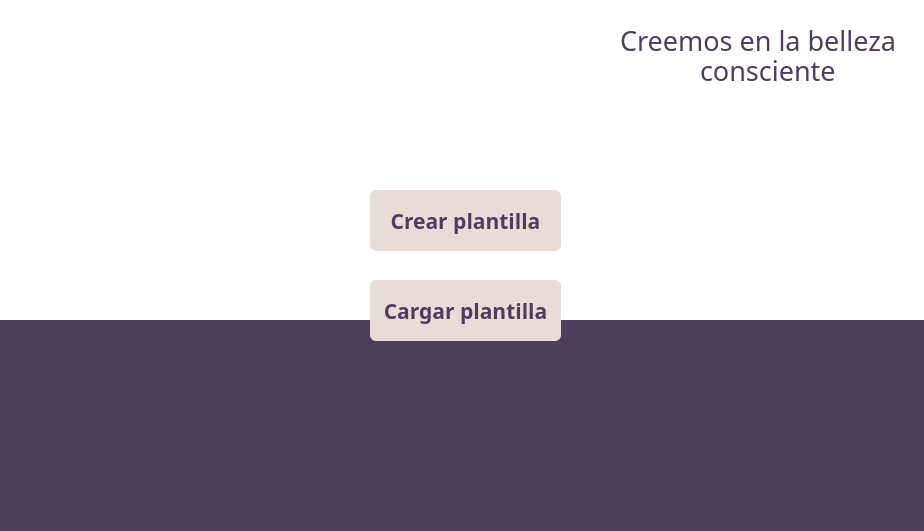
The window that src/gui/mainWindow.ui (Lolitor777/BysRot) describes before a commit, drawn with Qt 5.
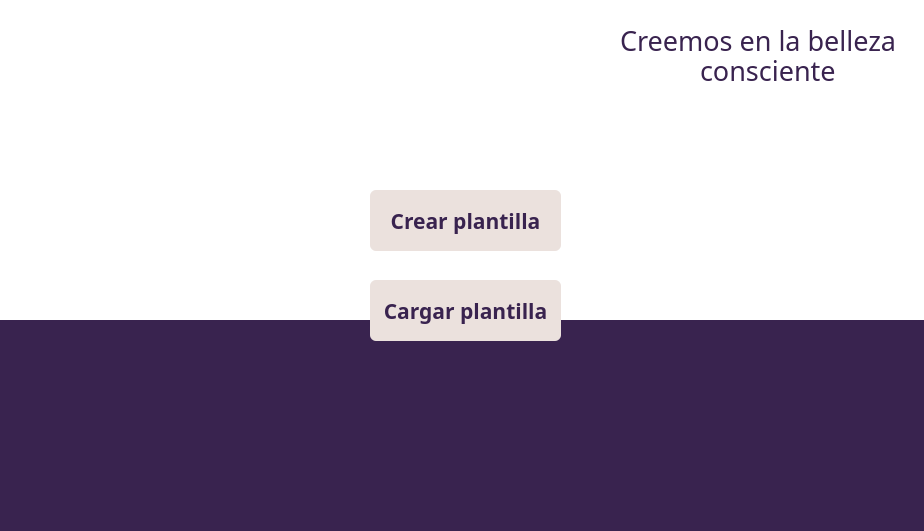
The same window after the commit. Icons and pictures are not drawn.

What changed in the file:
```diff
--- a/src/gui/mainWindow.ui
+++ b/src/gui/mainWindow.ui
@@ -68,63 +68,63 @@
       <colorrole role="WindowText">
        <brush brushstyle="SolidPattern">
         <color alpha="255">
-         <red>78</red>
-         <green>62</green>
-         <blue>94</blue>
+         <red>57</red>
+         <green>35</green>
+         <blue>79</blue>
         </color>
        </brush>
       </colorrole>
       <colorrole role="Button">
        <brush brushstyle="SolidPattern">
         <color alpha="255">
-         <red>232</red>
-         <green>220</green>
-         <blue>216</blue>
+         <red>235</red>
+         <green>225</green>
+         <blue>221</blue>
         </color>
        </brush>
       </colorrole>
       <colorrole role="Text">
        <brush brushstyle="SolidPattern">
         <color alpha="255">
-         <red>78</red>
-         <green>62</green>
-         <blue>94</blue>
+         <red>57</red>
+         <green>35</green>
+         <blue>79</blue>
         </color>
        </brush>
       </colorrole>
       <colorrole role="ButtonText">
        <brush brushstyle="SolidPattern">
         <color alpha="255">
-         <red>78</red>
-         <green>62</green>
-         <blue>94</blue>
+         <red>57</red>
+         <green>35</green>
+         <blue>79</blue>
         </color>
        </brush>
       </colorrole>
       <colorrole role="Base">
        <brush brushstyle="SolidPattern">
         <color alpha="255">
-         <red>232</red>
-         <green>220</green>
-         <blue>216</blue>
+         <red>235</red>
+         <green>225</green>
+         <blue>221</blue>
         </color>
        </brush>
       </colorrole>
       <colorrole role="Window">
        <brush brushstyle="SolidPattern">
         <color alpha="255">
-         <red>232</red>
-         <green>220</green>
-         <blue>216</blue>
+         <red>235</red>
+         <green>225</green>
+         <blue>221</blue>
         </color>
        </brush>
       </colorrole>
       <colorrole role="PlaceholderText">
        <brush brushstyle="SolidPattern">
         <color alpha="128">
-         <red>78</red>
-         <green>62</green>
-         <blue>94</blue>
+         <red>57</red>
+         <green>35</green>
+         <blue>79</blue>
         </color>
        </brush>
       </colorrole>
@@ -133,63 +133,63 @@
       <colorrole role="WindowText">
        <brush brushstyle="SolidPattern">
         <color alpha="255">
-         <red>78</red>
-         <green>62</green>
-         <blue>94</blue>
+         <red>57</red>
+         <green>35</green>
+         <blue>79</blue>
         </color>
        </brush>
       </colorrole>
       <colorrole role="Button">
        <brush brushstyle="SolidPattern">
         <color alpha="255">
-         <red>232</red>
-         <green>220</green>
-         <blue>216</blue>
+         <red>235</red>
+         <green>225</green>
+         <blue>221</blue>
         </color>
        </brush>
       </colorrole>
       <colorrole role="Text">
        <brush brushstyle="SolidPattern">
         <color alpha="255">
-         <red>78</red>
-         <green>62</green>
-         <blue>94</blue>
+         <red>57</red>
+         <green>35</green>
+         <blue>79</blue>
         </color>
        </brush>
       </colorrole>
       <colorrole role="ButtonText">
        <brush brushstyle="SolidPattern">
         <color alpha="255">
-         <red>78</red>
-         <green>62</green>
-         <blue>94</blue>
+         <red>57</red>
+         <green>35</green>
+         <blue>79</blue>
         </color>
        </brush>
       </colorrole>
       <colorrole role="Base">
        <brush brushstyle="SolidPattern">
         <color alpha="255">
-         <red>232</red>
-         <green>220</green>
-         <blue>216</blue>
+         <red>235</red>
+         <green>225</green>
+         <blue>221</blue>
         </color>
        </brush>
       </colorrole>
       <colorrole role="Window">
        <brush brushstyle="SolidPattern">
         <color alpha="255">
-         <red>232</red>
-         <green>220</green>
-         <blue>216</blue>
+         <red>235</red>
+         <green>225</green>
+         <blue>221</blue>
         </color>
        </brush>
       </colorrole>
       <colorrole role="PlaceholderText">
        <brush brushstyle="SolidPattern">
         <color alpha="128">
-         <red>78</red>
-         <green>62</green>
-         <blue>94</blue>
+         <red>57</red>
+         <green>35</green>
+         <blue>79</blue>
         </color>
        </brush>
       </colorrole>
@@ -198,63 +198,63 @@
       <colorrole role="WindowText">
        <brush brushstyle="SolidPattern">
         <color alpha="255">
-         <red>78</red>
-         <green>62</green>
-         <blue>94</blue>
+         <red>57</red>
+         <green>35</green>
+         <blue>79</blue>
         </color>
        </brush>
       </colorrole>
       <colorrole role="Button">
        <brush brushstyle="SolidPattern">
         <color alpha="255">
-         <red>232</red>
-         <green>220</green>
-         <blue>216</blue>
+         <red>235</red>
+         <green>225</green>
+         <blue>221</blue>
         </color>
        </brush>
       </colorrole>
       <colorrole role="Text">
        <brush brushstyle="SolidPattern">
         <color alpha="255">
-         <red>78</red>
-         <green>62</green>
-         <blue>94</blue>
+         <red>57</red>
+         <green>35</green>
+         <blue>79</blue>
         </color>
        </brush>
       </colorrole>
       <colorrole role="ButtonText">
        <brush brushstyle="SolidPattern">
         <color alpha="255">
-         <red>78</red>
-         <green>62</green>
-         <blue>94</blue>
+         <red>57</red>
+         <green>35</green>
+         <blue>79</blue>
         </color>
        </brush>
       </colorrole>
       <colorrole role="Base">
        <brush brushstyle="SolidPattern">
         <color alpha="255">
-         <red>232</red>
-         <green>220</green>
-         <blue>216</blue>
+         <red>235</red>
+         <green>225</green>
+         <blue>221</blue>
         </color>
        </brush>
       </colorrole>
       <colorrole role="Window">
        <brush brushstyle="SolidPattern">
         <color alpha="255">
-         <red>232</red>
-         <green>220</green>
-         <blue>216</blue>
+         <red>235</red>
+         <green>225</green>
+         <blue>221</blue>
         </color>
        </brush>
       </colorrole>
       <colorrole role="PlaceholderText">
        <brush brushstyle="SolidPattern">
         <color alpha="128">
-         <red>78</red>
-         <green>62</green>
-         <blue>94</blue>
+         <red>57</red>
+         <green>35</green>
+         <blue>79</blue>
         </color>
        </brush>
       </colorrole>
@@ -272,8 +272,8 @@
     <cursorShape>PointingHandCursor</cursorShape>
    </property>
    <property name="styleSheet">
-    <string notr="true">background-color: rgb(232, 220, 216);
-color: rgb(78, 62, 94);
+    <string notr="true">background-color: #ebe1dd ;
+color: #39234f;
 border: none;
 border-radius: 6px;
 
@@ -297,10 +297,10 @@
     <enum>Qt::LayoutDirection::LeftToRight</enum>
    </property>
    <property name="autoFillBackground">
-    <bool>true</bool>
+    <bool>false</bool>
    </property>
    <property name="styleSheet">
-    <string notr="true">background-color: rgb(78, 62, 94);</string>
+    <string notr="true">background-color:#39234f;</string>
    </property>
   </widget>
   <widget class="QPushButton" name="createTemplate_2">
@@ -318,63 +318,63 @@
       <colorrole role="WindowText">
        <brush brushstyle="SolidPattern">
         <color alpha="255">
-         <red>78</red>
-         <green>62</green>
-         <blue>94</blue>
+         <red>57</red>
+         <green>35</green>
+         <blue>79</blue>
         </color>
        </brush>
       </colorrole>
       <colorrole role="Button">
        <brush brushstyle="SolidPattern">
         <color alpha="255">
-         <red>232</red>
-         <green>220</green>
-         <blue>216</blue>
+         <red>235</red>
+         <green>225</green>
+         <blue>221</blue>
         </color>
        </brush>
       </colorrole>
       <colorrole role="Text">
        <brush brushstyle="SolidPattern">
         <color alpha="255">
-         <red>78</red>
-         <green>62</green>
-         <blue>94</blue>
+         <red>57</red>
+         <green>35</green>
+         <blue>79</blue>
         </color>
        </brush>
       </colorrole>
       <colorrole role="ButtonText">
        <brush brushstyle="SolidPattern">
         <color alpha="255">
-         <red>78</red>
-         <green>62</green>
-         <blue>94</blue>
+         <red>57</red>
+         <green>35</green>
+         <blue>79</blue>
         </color>
        </brush>
       </colorrole>
       <colorrole role="Base">
        <brush brushstyle="SolidPattern">
         <color alpha="255">
-         <red>232</red>
-         <green>220</green>
-         <blue>216</blue>
+         <red>235</red>
+         <green>225</green>
+         <blue>221</blue>
         </color>
        </brush>
       </colorrole>
       <colorrole role="Window">
        <brush brushstyle="SolidPattern">
         <color alpha="255">
-         <red>232</red>
-         <green>220</green>
-         <blue>216</blue>
+         <red>235</red>
+         <green>225</green>
+         <blue>221</blue>
         </color>
        </brush>
       </colorrole>
       <colorrole role="PlaceholderText">
        <brush brushstyle="SolidPattern">
         <color alpha="128">
-         <red>78</red>
-         <green>62</green>
-         <blue>94</blue>
+         <red>57</red>
+         <green>35</green>
+         <blue>79</blue>
         </color>
        </brush>
       </colorrole>
@@ -383,63 +383,63 @@
       <colorrole role="WindowText">
        <brush brushstyle="SolidPattern">
         <color alpha="255">
-         <red>78</red>
-         <green>62</green>
-         <blue>94</blue>
+         <red>57</red>
+         <green>35</green>
+         <blue>79</blue>
         </color>
        </brush>
       </colorrole>
       <colorrole role="Button">
        <brush brushstyle="SolidPattern">
         <color alpha="255">
-         <red>232</red>
-         <green>220</green>
-         <blue>216</blue>
+         <red>235</red>
+         <green>225</green>
+         <blue>221</blue>
         </color>
        </brush>
       </colorrole>
       <colorrole role="Text">
        <brush brushstyle="SolidPattern">
         <color alpha="255">
-         <red>78</red>
-         <green>62</green>
-         <blue>94</blue>
+         <red>57</red>
+         <green>35</green>
+         <blue>79</blue>
         </color>
        </brush>
       </colorrole>
       <colorrole role="ButtonText">
        <brush brushstyle="SolidPattern">
         <color alpha="255">
-         <red>78</red>
-         <green>62</green>
-         <blue>94</blue>
+         <red>57</red>
+         <green>35</green>
+         <blue>79</blue>
         </color>
        </brush>
       </colorrole>
       <colorrole role="Base">
        <brush brushstyle="SolidPattern">
         <color alpha="255">
-         <red>232</red>
-         <green>220</green>
-         <blue>216</blue>
+         <red>235</red>
+         <green>225</green>
+         <blue>221</blue>
         </color>
        </brush>
       </colorrole>
       <colorrole role="Window">
        <brush brushstyle="SolidPattern">
         <color alpha="255">
-         <red>232</red>
-         <green>220</green>
-         <blue>216</blue>
+         <red>235</red>
+         <green>225</green>
+         <blue>221</blue>
         </color>
        </brush>
       </colorrole>
       <colorrole role="PlaceholderText">
        <brush brushstyle="SolidPattern">
         <color alpha="128">
-         <red>78</red>
-         <green>62</green>
-         <blue>94</blue>
+         <red>57</red>
+         <green>35</green>
+         <blue>79</blue>
         </color>
        </brush>
       </colorrole>
@@ -448,63 +448,63 @@
       <colorrole role="WindowText">
        <brush brushstyle="SolidPattern">
         <color alpha="255">
-         <red>78</red>
-         <green>62</green>
-         <blue>94</blue>
+         <red>57</red>
+         <green>35</green>
+         <blue>79</blue>
         </color>
        </brush>
       </colorrole>
       <colorrole role="Button">
        <brush brushstyle="SolidPattern">
         <color alpha="255">
-         <red>232</red>
-         <green>220</green>
-         <blue>216</blue>
+         <red>235</red>
+         <green>225</green>
+         <blue>221</blue>
         </color>
        </brush>
       </colorrole>
       <colorrole role="Text">
        <brush brushstyle="SolidPattern">
         <color alpha="255">
-         <red>78</red>
-         <green>62</green>
-         <blue>94</blue>
+         <red>57</red>
+         <green>35</green>
+         <blue>79</blue>
         </color>
        </brush>
       </colorrole>
       <colorrole role="ButtonText">
        <brush brushstyle="SolidPattern">
         <color alpha="255">
-         <red>78</red>
-         <green>62</green>
-         <blue>94</blue>
+         <red>57</red>
+         <green>35</green>
+         <blue>79</blue>
         </color>
        </brush>
       </colorrole>
       <colorrole role="Base">
        <brush brushstyle="SolidPattern">
         <color alpha="255">
-         <red>232</red>
-         <green>220</green>
-         <blue>216</blue>
+         <red>235</red>
+         <green>225</green>
+         <blue>221</blue>
         </color>
        </brush>
       </colorrole>
       <colorrole role="Window">
        <brush brushstyle="SolidPattern">
         <color alpha="255">
-         <red>232</red>
-         <green>220</green>
-         <blue>216</blue>
+         <red>235</red>
+         <green>225</green>
+         <blue>221</blue>
         </color>
        </brush>
       </colorrole>
       <colorrole role="PlaceholderText">
        <brush brushstyle="SolidPattern">
         <color alpha="128">
-         <red>78</red>
-         <green>62</green>
-         <blue>94</blue>
+         <red>57</red>
+         <green>35</green>
+         <blue>79</blue>
         </color>
        </brush>
       </colorrole>
@@ -525,8 +525,8 @@
     <bool>false</bool>
    </property>
    <property name="styleSheet">
-    <string notr="true">background-color: rgb(232, 220, 216);
-color: rgb(78, 62, 94);
+    <string notr="true">background-color: #ebe1dd;
+color: #39234f;
 border: none;
 border-radius: 6px;</string>
    </property>
@@ -551,7 +551,7 @@
    </property>
    <property name="styleSheet">
     <string notr="true">background-color: transparent;
-color: #4e3e5e;</string>
+color: #39234f;</string>
    </property>
    <property name="text">
     <string>Creemos en la belleza </string>
@@ -574,7 +574,7 @@
    </property>
    <property name="styleSheet">
     <string notr="true">background-color: transparent;
-color: #4e3e5e;</string>
+color: #39234f;</string>
    </property>
    <property name="text">
     <string>consciente</string>
```
Left out of the diff: 2 changed lines with no effect on the pictures.
